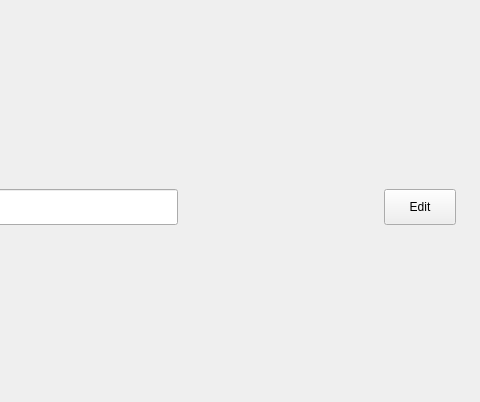
Old version of the form src/ui/device/device-list.ui in the repository openeuler-mirror/ks-ssr; both pictures show x 286 to 766 and y 0 to 402 of the 766 by 402 pixel window.
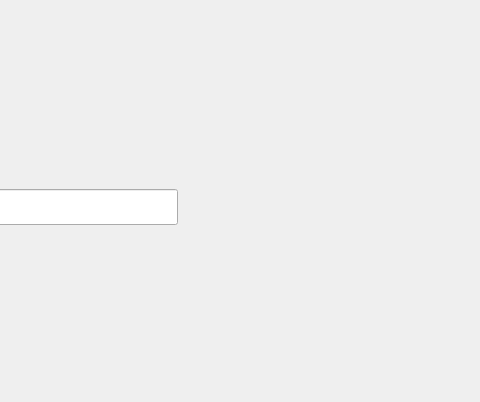
New version of the form. Custom widgets are drawn as their Qt base class.

Commit message:
fix(device):improve ui and qss
- 根据设计图完善ui界面和qss样式

What changed in the file:
```diff
--- a/src/ui/device/device-list.ui
+++ b/src/ui/device/device-list.ui
@@ -119,25 +119,6 @@
         </property>
        </spacer>
       </item>
-      <item>
-       <widget class="QPushButton" name="m_edit">
-        <property name="minimumSize">
-         <size>
-          <width>72</width>
-          <height>36</height>
-         </size>
-        </property>
-        <property name="maximumSize">
-         <size>
-          <width>72</width>
-          <height>36</height>
-         </size>
-        </property>
-        <property name="text">
-         <string>Edit</string>
-        </property>
-       </widget>
-      </item>
      </layout>
     </widget>
    </item>
```
The commit also changes 18 other files.
